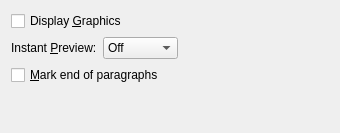
Above: src/frontends/qt4/ui/PrefDisplayUi.ui from cburschka/lyx before the change. Below: the same form after it.
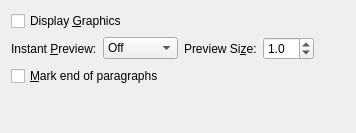
That is the form after the change.

Commit message:
GuiPrefs: - implement an UI to specify the size of InstantPreview images - change the default size to 1.0 because we've got many complaints that the former default size of 0.9 was too low
Both changes fix #6176.

The edit to the form file:
```diff
--- a/src/frontends/qt4/ui/PrefDisplayUi.ui
+++ b/src/frontends/qt4/ui/PrefDisplayUi.ui
@@ -1,11 +1,11 @@
 <ui version="4.0" >
  <class>PrefDisplayUi</class>
- <widget class="QWidget" name="PrefDisplayUi" >
-  <property name="geometry" >
+ <widget class="QWidget" name="PrefDisplayUi">
+  <property name="geometry">
    <rect>
     <x>0</x>
     <y>0</y>
-    <width>340</width>
+    <width>356</width>
     <height>133</height>
    </rect>
   </property>
@@ -20,14 +20,14 @@
      </property>
     </widget>
    </item>
-   <item rowspan="2" row="0" column="2" >
-    <spacer>
-     <property name="orientation" >
+   <item row="0" column="4" rowspan="4">
+    <spacer name="spacer_1">
+     <property name="orientation">
       <enum>Qt::Horizontal</enum>
      </property>
-     <property name="sizeHint" stdset="0" >
+     <property name="sizeHint" stdset="0">
       <size>
-       <width>40</width>
+       <width>57</width>
        <height>20</height>
       </size>
      </property>
@@ -62,35 +62,60 @@
      </item>
     </widget>
    </item>
-   <item row="2" column="0" colspan="2" >
-    <widget class="QCheckBox" name="paragraphMarkerCB" >
-     <property name="text" >
+   <item row="1" column="2">
+    <widget class="QLabel" name="previewSizeLA">
+     <property name="text">
+      <string>Preview Si&amp;ze:</string>
+     </property>
+     <property name="buddy">
+      <cstring>instantPreviewCO</cstring>
+     </property>
+    </widget>
+   </item>
+   <item row="1" column="3">
+    <widget class="QDoubleSpinBox" name="previewSizeSB">
+     <property name="sizePolicy">
+      <sizepolicy hsizetype="Preferred" vsizetype="Fixed">
+       <horstretch>0</horstretch>
+       <verstretch>0</verstretch>
+      </sizepolicy>
+     </property>
+     <property name="toolTip">
+      <string>factor for the preview size</string>
+     </property>
+     <property name="decimals">
+      <number>1</number>
+     </property>
+     <property name="minimum">
+      <double>0.100000000000000</double>
+     </property>
+     <property name="maximum">
+      <double>10.000000000000000</double>
+     </property>
+     <property name="singleStep">
+      <double>0.100000000000000</double>
+     </property>
+     <property name="value">
+      <double>1.000000000000000</double>
+     </property>
+    </widget>
+   </item>
+   <item row="2" column="0" colspan="2">
+    <widget class="QCheckBox" name="paragraphMarkerCB">
+     <property name="text">
       <string>&amp;Mark end of paragraphs</string>
      </property>
     </widget>
    </item>
-   <item rowspan="2" row="0" column="2" >
-    <spacer>
-     <property name="orientation" >
-      <enum>Qt::Horizontal</enum>
-     </property>
-     <property name="sizeHint" stdset="0" >
-      <size>
-       <width>40</width>
-       <height>20</height>
-      </size>
-     </property>
-    </spacer>
-   </item>
-   <item row="3" column="0" colspan="2" >
-    <spacer>
-     <property name="orientation" >
+   <item row="3" column="0">
+    <spacer name="spacer_2">
+     <property name="orientation">
       <enum>Qt::Vertical</enum>
      </property>
-     <property name="sizeType" >
+     <property name="sizeType">
       <enum>QSizePolicy::Expanding</enum>
      </property>
-     <property name="sizeHint" stdset="0" >
+     <property name="sizeHint" stdset="0">
       <size>
        <width>20</width>
        <height>20</height>
```
Left out of the diff: 30 changed lines with no effect on the pictures. The commit also changes 5 other files.
